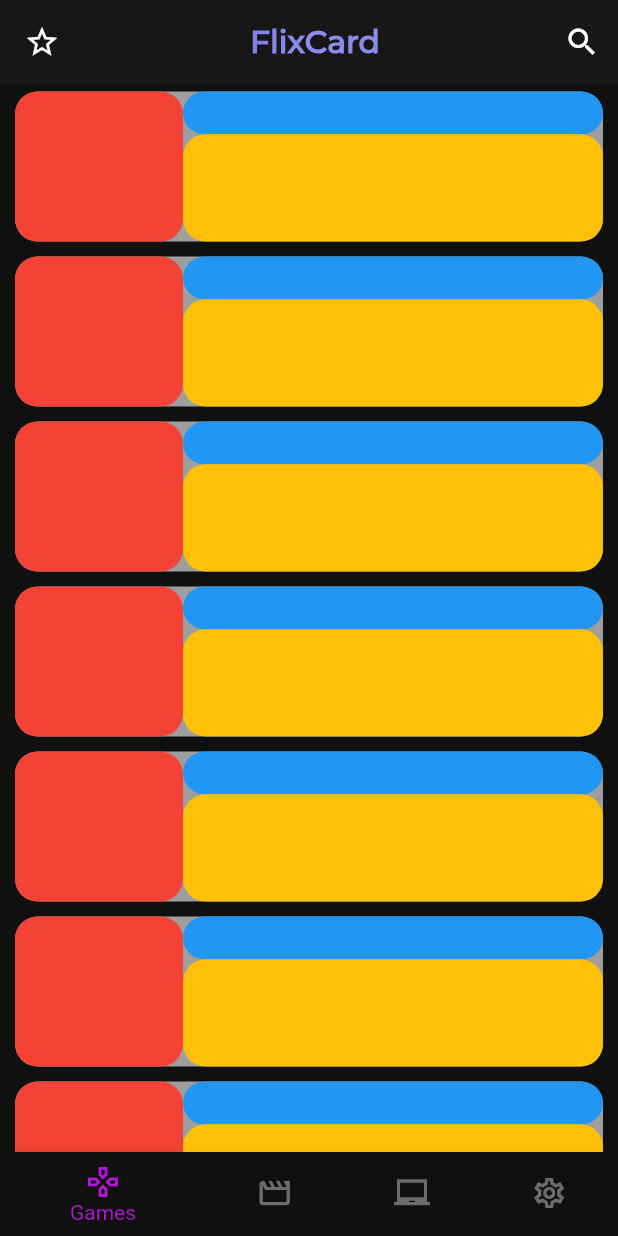
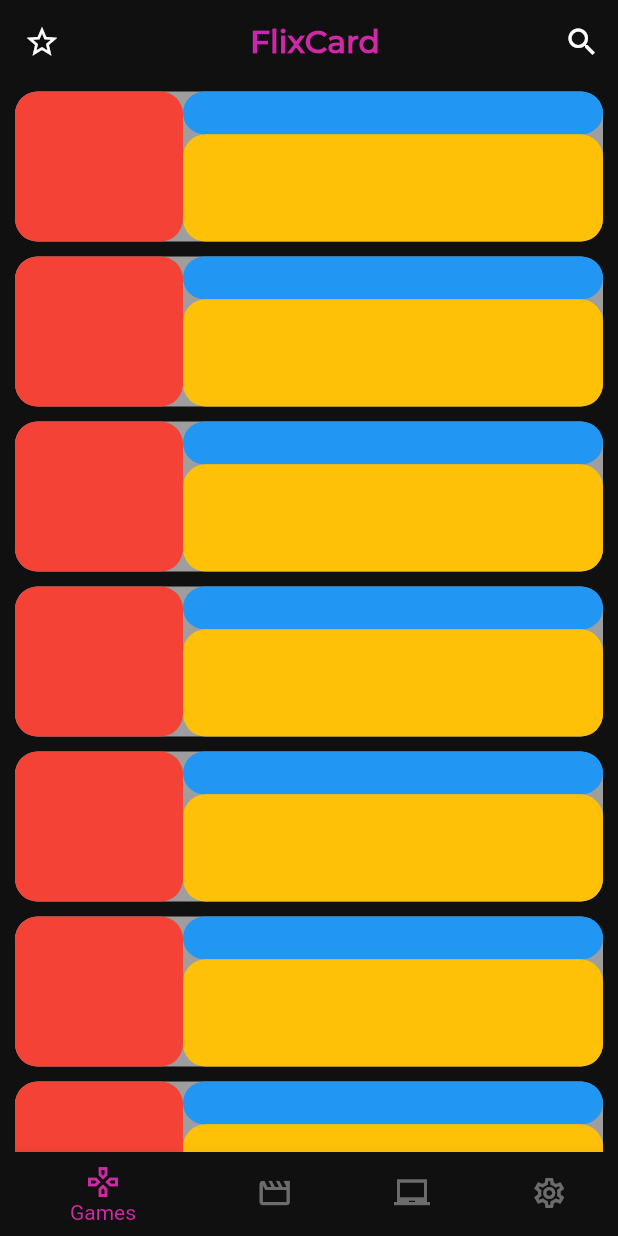
Before and after one commit to RedCape-Studios/flixcard, a Flutter app: the HomeRoute screen opened by its route, on a phone screen of 412 x 824 dp. Run offline on Flutter 3.47's test engine with Material 2 defaults, Android fonts, the phone set to English and light mode, and no system bars; our stand-ins replace supabase; missing offline and left inert: dotenv; accounts and stored records are empty.

Commit message:
Improve colors in home page

```diff
--- a/lib/models/theme.dart
+++ b/lib/models/theme.dart
@@ -33,7 +33,7 @@ final darkTheme = ThemeData(
   primaryColor: primaryDarkColor,
   scaffoldBackgroundColor: primaryDarkColor,
   splashColor: accentPrimaryColor,
-  appBarTheme: AppBarTheme(color: secondaryDarkColor),
+  appBarTheme: AppBarTheme(color: primaryDarkColor),
   snackBarTheme: SnackBarThemeData(
     backgroundColor: accentPrimaryColor,
     behavior: SnackBarBehavior.floating,
--- a/lib/widgets/app_bar.dart
+++ b/lib/widgets/app_bar.dart
@@ -1,3 +1,4 @@
+import 'package:black_tortoise/models/theme.dart';
 import 'package:flutter/material.dart';
 
 class AppBarWidget extends StatelessWidget {
@@ -30,18 +31,18 @@ class AppBarWidget extends StatelessWidget {
 }
 
 class TitleText extends StatelessWidget {
-  final textGradient = LinearGradient(colors: <Color>[
-    Color(0xff4240e1),
-    Color(0xff8c8cef),
-  ]).createShader(Rect.fromLTWH(0.0, 0.0, 200.0, 70.0));
+  final textGradient =
+      accentGradient.createShader(Rect.fromLTWH(0.0, 0.0, 200.0, 70.0));
 
   @override
   Widget build(BuildContext context) {
-    return Text('FlixCard',
-        style: TextStyle(
-          fontSize: 21,
-          fontWeight: FontWeight.bold,
-          foreground: Paint()..shader = textGradient,
-        ));
+    return Text(
+      'FlixCard',
+      style: TextStyle(
+        fontSize: 21,
+        fontWeight: FontWeight.bold,
+        foreground: Paint()..shader = textGradient,
+      ),
+    );
   }
 }
--- a/lib/widgets/nav_bar.dart
+++ b/lib/widgets/nav_bar.dart
@@ -17,7 +17,7 @@ class _NavBarWidgetState extends State<NavBarWidget>
   Widget build(BuildContext context) {
     return Consumer<ThemeModel>(builder: (context, model, child) {
       return BottomNavigationBar(
-        fixedColor: accentPrimaryColor,
+        fixedColor: accentSecondaryColor,
         currentIndex: currentIndex,
         unselectedItemColor:
             model.type == ThemeType.dark ? Colors.white38 : Colors.white,
```
